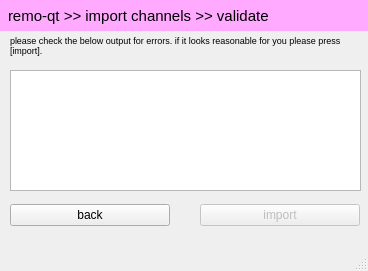
Above: qtui/importcsv_s2.ui from barfnordsen/remQte before the change. Below: the same form after it.
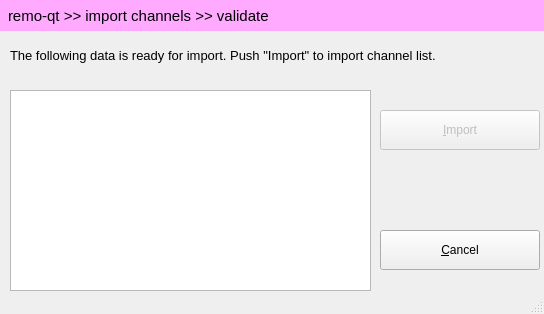
That is the form after the change.

Commit message: importing Channel_list.zip files created by TV

Patch:
```diff
--- a/qtui/importcsv_s2.ui
+++ b/qtui/importcsv_s2.ui
@@ -6,8 +6,8 @@
    <rect>
     <x>0</x>
     <y>0</y>
-    <width>368</width>
-    <height>271</height>
+    <width>544</width>
+    <height>314</height>
    </rect>
   </property>
   <property name="windowTitle">
@@ -19,7 +19,7 @@
      <rect>
       <x>-1</x>
       <y>0</y>
-      <width>371</width>
+      <width>551</width>
       <height>31</height>
      </rect>
     </property>
@@ -48,8 +48,8 @@
      <rect>
       <x>10</x>
       <y>30</y>
-      <width>351</width>
-      <height>31</height>
+      <width>541</width>
+      <height>51</height>
      </rect>
     </property>
     <layout class="QVBoxLayout" name="verticalLayout_2">
@@ -57,11 +57,12 @@
       <widget class="QLabel" name="label_2">
        <property name="font">
         <font>
-         <pointsize>7</pointsize>
+         <family>Arial</family>
+         <pointsize>10</pointsize>
         </font>
        </property>
        <property name="text">
-        <string>please check the below output for errors. if it looks reasonable for you please press [import].</string>
+        <string>The following data is ready for import. Push &quot;Import&quot; to import channel list.</string>
        </property>
        <property name="wordWrap">
         <bool>true</bool>
@@ -77,9 +78,9 @@
     <property name="geometry">
      <rect>
       <x>10</x>
-      <y>70</y>
-      <width>351</width>
-      <height>121</height>
+      <y>90</y>
+      <width>361</width>
+      <height>201</height>
      </rect>
     </property>
     <layout class="QVBoxLayout" name="verticalLayout_3">
@@ -97,42 +98,57 @@
      </item>
     </layout>
    </widget>
-   <widget class="QWidget" name="verticalLayoutWidget_4">
-    <property name="geometry">
-     <rect>
-      <x>10</x>
-      <y>190</y>
-      <width>160</width>
-      <height>51</height>
-     </rect>
-    </property>
-    <layout class="QVBoxLayout" name="verticalLayout_4">
-     <item>
-      <widget class="QPushButton" name="btnback">
-       <property name="text">
-        <string>back</string>
-       </property>
-      </widget>
-     </item>
-    </layout>
-   </widget>
    <widget class="QWidget" name="verticalLayoutWidget_5">
     <property name="geometry">
      <rect>
-      <x>200</x>
-      <y>190</y>
+      <x>380</x>
+      <y>220</y>
       <width>160</width>
-      <height>51</height>
+      <height>61</height>
      </rect>
     </property>
     <layout class="QVBoxLayout" name="verticalLayout_5">
      <item>
-      <widget class="QPushButton" name="btnimp">
+      <widget class="QPushButton" name="btncancel">
+       <property name="enabled">
+        <bool>true</bool>
+       </property>
+       <property name="minimumSize">
+        <size>
+         <width>0</width>
+         <height>40</height>
+        </size>
+       </property>
+       <property name="text">
+        <string>&amp;Cancel</string>
+       </property>
+      </widget>
+     </item>
+    </layout>
+   </widget>
+   <widget class="QWidget" name="verticalLayoutWidget_6">
+    <property name="geometry">
+     <rect>
+      <x>380</x>
+      <y>100</y>
+      <width>160</width>
+      <height>61</height>
+     </rect>
+    </property>
+    <layout class="QVBoxLayout" name="verticalLayout_6">
+     <item>
+      <widget class="QPushButton" name="btnimport">
        <property name="enabled">
         <bool>false</bool>
        </property>
+       <property name="minimumSize">
+        <size>
+         <width>0</width>
+         <height>40</height>
+        </size>
+       </property>
        <property name="text">
-        <string>import</string>
+        <string>&amp;Import</string>
        </property>
       </widget>
      </item>
```
The commit also changes 4 other files.
